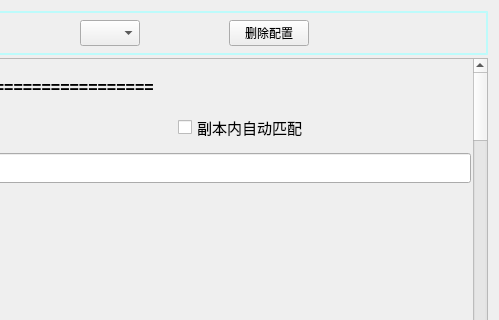
Above: app/view/Ui/ScriptWindow.ui from Thetrint/chrono-snow-script before the change; both pictures show x 491 to 990 and y 0 to 320 of the 990 by 611 pixel window. Below: the same form after it.
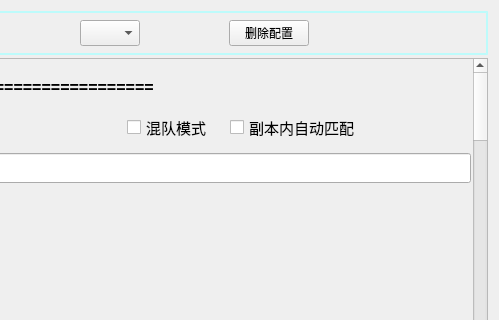
That is the form after the change.

Commit message: 混队模式

```diff
--- a/app/view/Ui/ScriptWindow.ui
+++ b/app/view/Ui/ScriptWindow.ui
@@ -433,7 +433,7 @@
                    <property name="geometry">
                     <rect>
                      <x>0</x>
-                     <y>-2151</y>
+                     <y>0</y>
                      <width>713</width>
                      <height>5000</height>
                     </rect>
@@ -622,6 +622,18 @@
                             </property>
                            </spacer>
                           </item>
+                          <item>
+                           <widget class="QCheckBox" name="checkBox_13">
+                            <property name="font">
+                             <font>
+                              <pointsize>11</pointsize>
+                             </font>
+                            </property>
+                            <property name="text">
+                             <string>混队模式</string>
+                            </property>
+                           </widget>
+                          </item>
                           <item>
                            <widget class="QCheckBox" name="checkBox">
                             <property name="font">
```
The commit also changes 3 other files.
